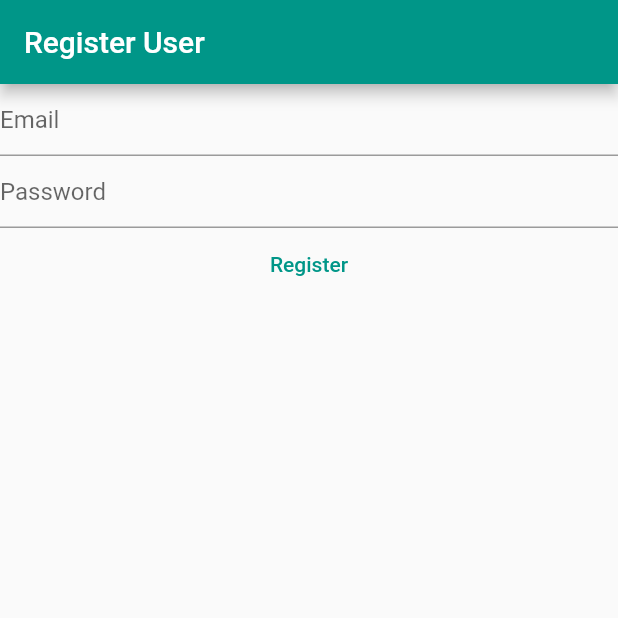
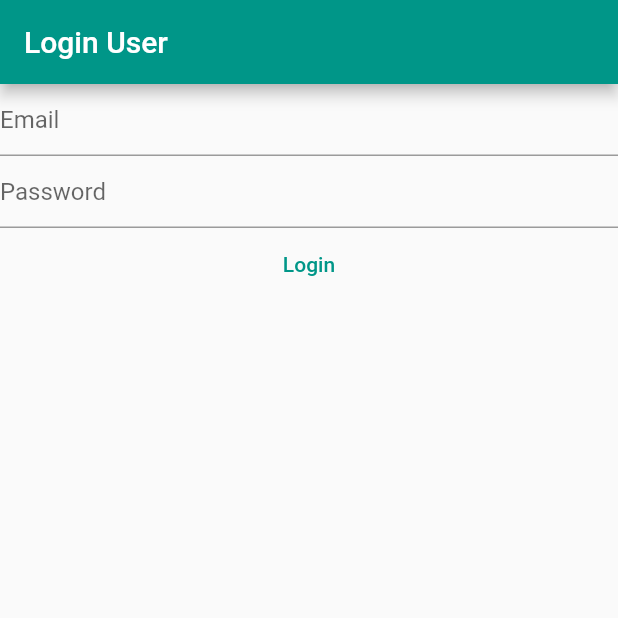
Before and after one commit to SyedWafiHasan/DulyNoted, a Flutter app: the screen it shows after launch, on a phone screen of 412 x 824 dp, the top half of it. Run offline on Flutter 3.47's test engine with Material 2 defaults, Android fonts, the light colour scheme and no system bars; our stand-ins replace firebase_auth, firebase_core; accounts and stored records are empty.

Commit message:
More changes

```diff
--- a/dulynoted/lib/views/login_view.dart
+++ b/dulynoted/lib/views/login_view.dart
@@ -13,10 +13,94 @@ class LoginView extends StatefulWidget
 
 class _LoginViewState extends State<LoginView>
 {
+  late final TextEditingController _email;
+  late final TextEditingController _password;
+
   @override
-  Widget build(BuildContext context) {
-    // TODO: implement build
-    return Container();
+  void initState()
+  {
+    _email = TextEditingController();
+    _password = TextEditingController();
+
+    super.initState();
   }
 
+  @override
+  void dispose()
+  {
+    _email.dispose();
+    _password.dispose();
+    super.dispose();
+  }
+
+  @override
+  Widget build(BuildContext context)
+  {
+    return Scaffold(
+        appBar: AppBar(
+        title: const Text("Login User"),
+        ),
+
+        // using FutureBuilder so that the widget does not load until Firebase has initialized
+        body: FutureBuilder(
+          future: Firebase.initializeApp(
+            options: DefaultFirebaseOptions.currentPlatform,
+          ),
+
+          // snapshot has status of the Future - none, waiting, active or done
+          builder: (context, snapshot) {
+            switch (snapshot.connectionState)
+            {
+              case ConnectionState.done:
+                return Column(
+                  children: [
+                    TextField(
+                      controller: _email,
+                      autocorrect: false,
+                      enableSuggestions: false,
+                      keyboardType: TextInputType.emailAddress,
+                      decoration: const InputDecoration(
+                        hintText: "Email",
+                      ),
+                    ),
+                    TextField(
+                      controller: _password,
+                      obscureText: true,
+                      autocorrect: false,
+                      enableSuggestions: false,
+                      decoration: const InputDecoration(
+                        hintText: "Password",
+                      ),
+                    ),
+                    TextButton(
+                      onPressed: () async {
+                        final email = _email.text;
+                        final password = _password.text;
+
+                        try // try block to handle exception if user does not exist
+                        {
+                          // if a Future is returned, you need to use await to get the result
+                          final userAuth = await FirebaseAuth.instance
+                              .signInWithEmailAndPassword(
+                              email: email,
+                              password: password
+                          );
+
+                          print(userAuth);
+                        }
+                        catch (e)
+                        {
+                          print("Something went wrong :( ");
+                        }
+                      },
+                      child: const Text("Login"),
+                    ),
+                  ],
+                );
+              default:
+                return const Text("Loading...");
+            }
+          },
+        ));
+  }
 }
```
Also changed, not shown: dulynoted/lib/main.dart (+6 -2 lines).
